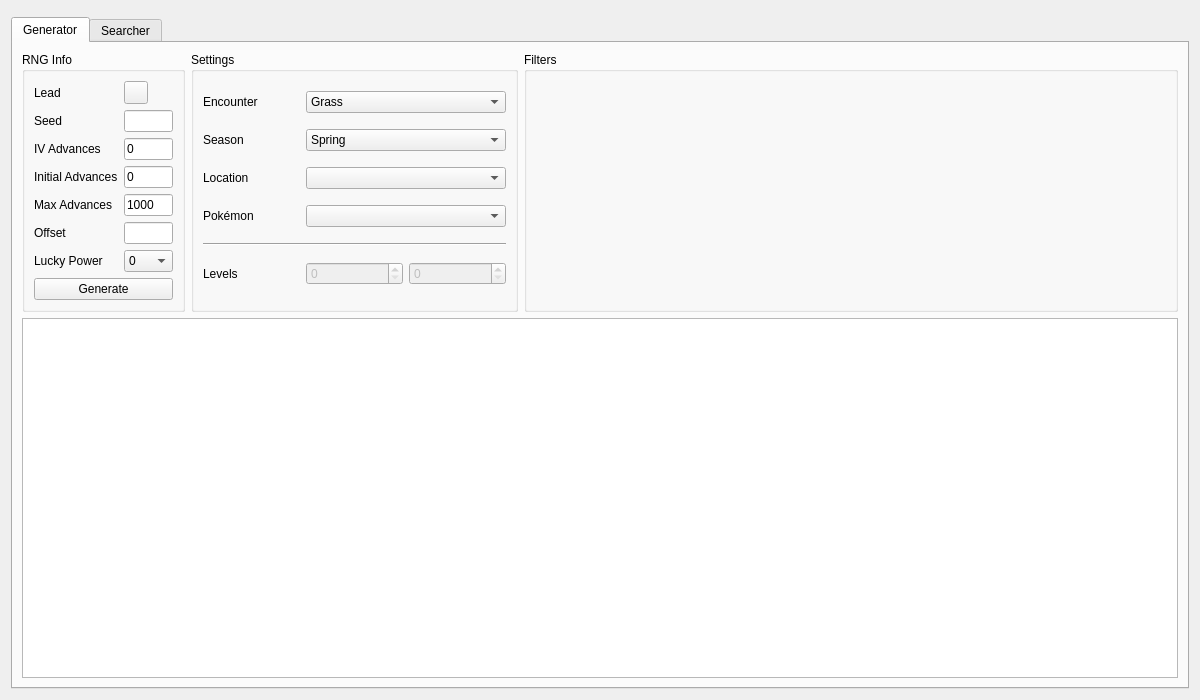
Admiral-Fish/PokeFinder, file Form/Gen5/Wild5.ui: the form before one commit.
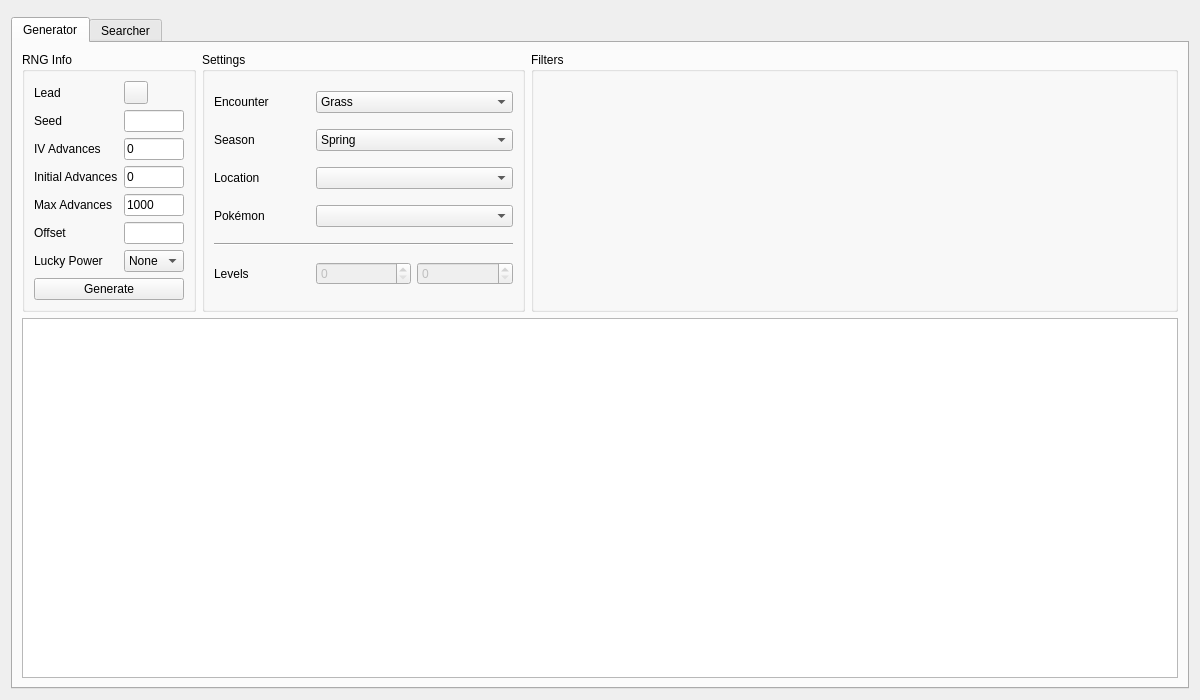
The form after the commit. Custom widgets are drawn as their Qt base class.

Patch:
```diff
--- a/Form/Gen5/Wild5.ui
+++ b/Form/Gen5/Wild5.ui
@@ -120,7 +120,7 @@
            <widget class="ComboBox" name="comboBoxGeneratorLuckyPower">
             <item>
              <property name="text">
-              <string notr="true">0</string>
+              <string>None</string>
              </property>
             </item>
             <item>
```
Left out of the diff: 5 changed lines with no effect on the pictures.
